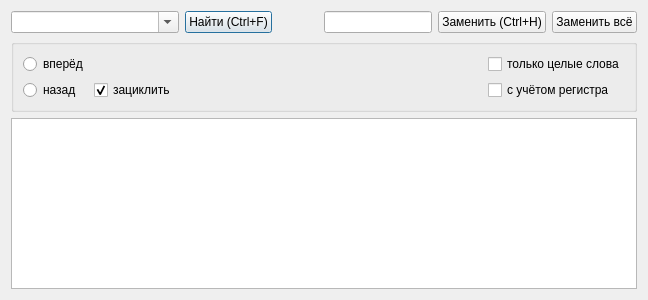
The window that Search/searchdialog.ui (atikbif/relkonIDE) describes before a commit, drawn with Qt 5.
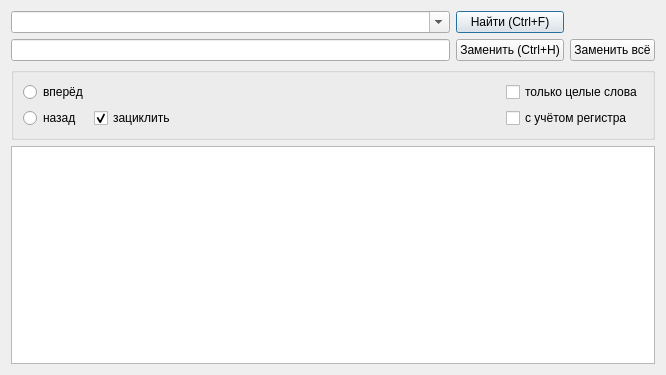
The same window after the commit. Icons and pictures are not drawn.

Commit message: правка диалога поиска и повторный поиск по Enter

Diff of the .ui file:
```diff
--- a/Search/searchdialog.ui
+++ b/Search/searchdialog.ui
@@ -6,8 +6,8 @@
    <rect>
     <x>0</x>
     <y>0</y>
-    <width>648</width>
-    <height>300</height>
+    <width>666</width>
+    <height>375</height>
    </rect>
   </property>
   <property name="windowTitle">
@@ -57,24 +57,24 @@
      </property>
     </spacer>
    </item>
-   <item row="0" column="3">
+   <item row="1" column="0">
     <widget class="QLineEdit" name="lineEditReplace"/>
    </item>
-   <item row="0" column="4">
+   <item row="1" column="1">
     <widget class="QPushButton" name="pushButtonReplace">
      <property name="text">
       <string>Заменить (Ctrl+H)</string>
      </property>
     </widget>
    </item>
-   <item row="0" column="5">
+   <item row="1" column="2">
     <widget class="QPushButton" name="pushButtonReplaceAll">
      <property name="text">
       <string>Заменить всё</string>
      </property>
     </widget>
    </item>
-   <item row="1" column="0" colspan="6">
+   <item row="2" column="0" colspan="3">
     <widget class="QGroupBox" name="groupBox">
      <property name="title">
       <string/>
@@ -134,7 +134,7 @@
      </layout>
     </widget>
    </item>
-   <item row="2" column="0" colspan="6">
+   <item row="3" column="0" colspan="3">
     <widget class="QListWidget" name="listWidget"/>
    </item>
   </layout>
```
The commit also changes 2 other files.
